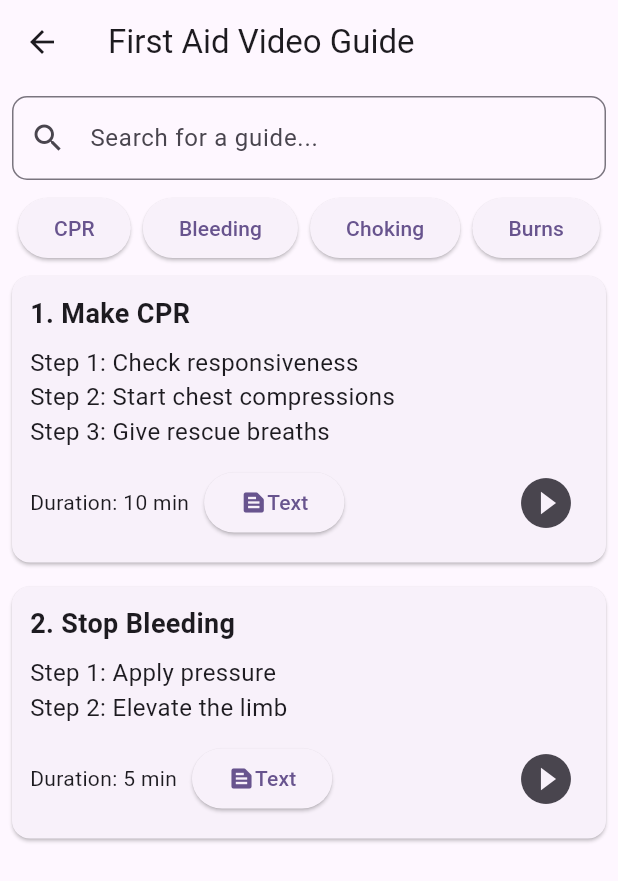
After one commit to DanialBrah/FirstAid, a Flutter app: the FirstAidVideoGuidePage screen opened directly, on a phone screen of 412 x 824 dp. The commit adds this screen. Shown: the top 881 px of the screen. Run offline on Flutter 3.47's test engine with Material 3 defaults, Android fonts, the phone set to English and light mode, and no system bars; our stand-ins replace geolocator, google_maps_flutter.

Commit message:
first aid guide added

```diff
--- /dev/null
+++ b/lib/FirstAidVideoGuidePage.dart
@@ -0,0 +1,122 @@
+import 'package:flutter/material.dart';
+
+class FirstAidVideoGuidePage extends StatelessWidget {
+  final List<Map<String, dynamic>> guides = [
+    {
+      'title': 'Make CPR',
+      'steps': ['Step 1: Check responsiveness', 'Step 2: Start chest compressions', 'Step 3: Give rescue breaths'],
+      'duration': '10 min',
+    },
+    {
+      'title': 'Stop Bleeding',
+      'steps': ['Step 1: Apply pressure', 'Step 2: Elevate the limb'],
+      'duration': '5 min',
+    },
+    // Add more guides as needed
+  ];
+
+  @override
+  Widget build(BuildContext context) {
+    return Scaffold(
+      appBar: AppBar(
+        title: Text('First Aid Video Guide'),
+      ),
+      body: Column(
+        children: [
+          Padding(
+            padding: const EdgeInsets.all(8.0),
+            child: TextField(
+              decoration: InputDecoration(
+                hintText: 'Search for a guide...',
+                prefixIcon: Icon(Icons.search),
+                border: OutlineInputBorder(
+                  borderRadius: BorderRadius.circular(10.0),
+                ),
+              ),
+            ),
+          ),
+          Padding(
+            padding: const EdgeInsets.symmetric(horizontal: 8.0),
+            child: Row(
+              mainAxisAlignment: MainAxisAlignment.spaceAround,
+              children: [
+                ElevatedButton(onPressed: () {}, child: Text('CPR')),
+                ElevatedButton(onPressed: () {}, child: Text('Bleeding')),
+                ElevatedButton(onPressed: () {}, child: Text('Choking')),
+                ElevatedButton(onPressed: () {}, child: Text('Burns')),
+              ],
+            ),
+          ),
+          Expanded(
+            child: ListView.builder(
+              itemCount: guides.length,
+              itemBuilder: (context, index) {
+                final guide = guides[index];
+                return Card(
+                  margin: const EdgeInsets.all(8.0),
+                  child: Padding(
+                    padding: const EdgeInsets.all(12.0),
+                    child: Column(
+                      crossAxisAlignment: CrossAxisAlignment.start,
+                      children: [
+                        Text(
+                          '${index + 1}. ${guide['title']}',
+                          style: TextStyle(fontSize: 18, fontWeight: FontWeight.bold),
+                        ),
+                        SizedBox(height: 8),
+                        Column(
+                          crossAxisAlignment: CrossAxisAlignment.start,
+                          children: (guide['steps'] as List<String>)
+                              .map((step) => Text(step, style: TextStyle(fontSize: 16)))
+                              .toList(),
+                        ),
+                        SizedBox(height: 8),
+                        Row(
+                          mainAxisAlignment: MainAxisAlignment.spaceBetween,
+                          children: [
+                            Row(
+                              children: [
+                                Text('Duration: ${guide['duration']}'),
+                                SizedBox(width: 10),
+                                ElevatedButton(
+                                  onPressed: () {
+                                    // Toggle between text and video views
+                                  },
+                                  child: Row(
+                                    children: [
+                                      Icon(Icons.text_snippet),
+                                      Text('Text'),
+                                    ],
+                                  ),
+                                ),
+                              ],
+                            ),
+                            IconButton(
+                              icon: Icon(Icons.play_circle_fill, size: 40),
+                              onPressed: () {
+                                // Navigate to video player page
+                              },
+                            ),
+                          ],
+                        ),
+                      ],
+                    ),
+                  ),
+                );
+              },
+            ),
+          ),
+        ],
+      ),
+      bottomNavigationBar: BottomNavigationBar(
+        items: [
+          BottomNavigationBarItem(icon: Icon(Icons.home), label: 'Home'),
+          BottomNavigationBarItem(icon: Icon(Icons.map), label: 'Map'),
+          BottomNavigationBarItem(icon: Icon(Icons.play_circle), label: 'Play'),
+          BottomNavigationBarItem(icon: Icon(Icons.person), label: 'Profile'),
+          BottomNavigationBarItem(icon: Icon(Icons.warning), label: 'Alert'),
+        ],
+      ),
+    );
+  }
+}
--- a/lib/NearestHospitalsPage.dart
+++ b/lib/NearestHospitalsPage.dart
@@ -6,15 +6,17 @@ import 'package:geolocator/geolocator.dart';
 import 'main.dart';
 
 class NearestHospitalsPage extends StatefulWidget {
+  const NearestHospitalsPage({super.key});
+
   @override
   _NearestHospitalsPageState createState() => _NearestHospitalsPageState();
 }
 
 class _NearestHospitalsPageState extends State<NearestHospitalsPage> {
   late GoogleMapController _mapController;
-  LatLng _initialPosition = LatLng(3.1390, 101.6869); // Default to Kuala Lumpur
-  List<Marker> _hospitalMarkers = [];
-  List<Map<String, String>> _hospitalList = [
+  LatLng _initialPosition = const LatLng(3.1390, 101.6869); // Default to Kuala Lumpur
+  final List<Marker> _hospitalMarkers = [];
+  final List<Map<String, String>> _hospitalList = [
     {
       'name': 'Hospital Kajang',
       'distance': '2 km',
@@ -126,7 +128,7 @@ class _NearestHospitalsPageState extends State<NearestHospitalsPage> {
                 itemBuilder: (context, index) {
                   var hospital = _hospitalList[index];
                   return ListTile(
-                    leading: Icon(Icons.local_hospital, color: Colors.red),
+                    leading: const Icon(Icons.local_hospital, color: Colors.red),
                     title: Text(hospital['name']!),
                     subtitle: Text('Distance: ${hospital['distance']}'),
                     trailing: ElevatedButton(
--- a/lib/criticalemergency.dart
+++ b/lib/criticalemergency.dart
@@ -1,5 +1,5 @@
 import 'package:flutter/material.dart';
-import 'criticalemergency.dart'; // Add this import at the top
+// Add this import at the top
 
 class CriticalEmergencyPage extends StatefulWidget {
   const CriticalEmergencyPage({super.key});
@@ -60,7 +60,7 @@ class _CriticalEmergencyPageState extends State<CriticalEmergencyPage> {
             duration: const Duration(milliseconds: 300),
             width: _isExpanded ? 200 : 120,
             height: _isExpanded ? 200 : 120,
-            decoration: BoxDecoration(
+            decoration: const BoxDecoration(
               shape: BoxShape.circle,
               color: Colors.red,
             ),
@@ -128,7 +128,7 @@ class EmergencyCircle extends StatelessWidget {
     return Container(
       width: 60,
       height: 60,
-      decoration: BoxDecoration(
+      decoration: const BoxDecoration(
         shape: BoxShape.circle,
         color: Colors.grey,
       ),
--- a/lib/main.dart
+++ b/lib/main.dart
@@ -1,7 +1,7 @@
 import 'package:flutter/material.dart';
+import 'NearestHospitalsPage.dart';
 import 'symptomchecker.dart'; // Import the symptom checker page
-import 'criticalemergency.dart'; // Import the critical emergency page
-import 'NearestHospitalsPage.dart';
+// Import the critical emergency page
 
 void main() {
   runApp(const MyApp());
@@ -18,7 +18,7 @@ class MyApp extends StatelessWidget {
         colorScheme: ColorScheme.fromSeed(seedColor: Colors.deepPurple),
         useMaterial3: true,
       ),
-      home: const MyHomePage(title: 'login page',),
+      home: const NearestHospitalsPage(),
     );
   }
 }
--- a/lib/symptomchecker.dart
+++ b/lib/symptomchecker.dart
@@ -1,5 +1,4 @@
 import 'package:flutter/material.dart';
-import 'criticalemergency.dart';
 
 class SymptomCheckerPage extends StatefulWidget {
   const SymptomCheckerPage({super.key});
```
Also changed, not shown: pubspec.lock, 3 other files.
